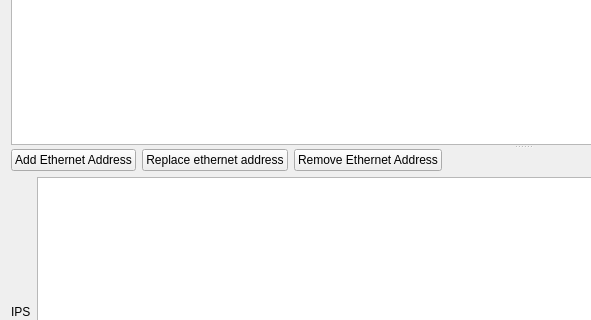
Old version of the form customers/PaneSettingsCustomers.ui in the repository icingerpower/common; both pictures show x 0 to 591 and y 164 to 484 of the 1046 by 621 pixel window.
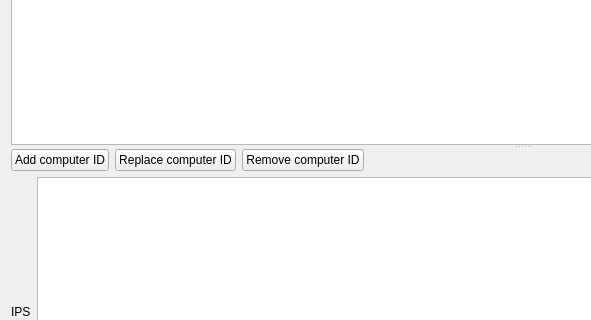
New version of the form.

Commit message: Now the ethernet address is replaced by a computer ID due to windews changing MAC addresses after each reboot.

```diff
--- a/customers/PaneSettingsCustomers.ui
+++ b/customers/PaneSettingsCustomers.ui
@@ -85,21 +85,21 @@
          <item>
           <widget class="QPushButton" name="buttonAddEthAddress">
            <property name="text">
-            <string>Add Ethernet Address</string>
+            <string>Add computer ID</string>
            </property>
           </widget>
          </item>
          <item>
           <widget class="QPushButton" name="buttonReplaceEthernetAddress">
            <property name="text">
-            <string>Replace ethernet address</string>
+            <string>Replace computer ID</string>
            </property>
           </widget>
          </item>
          <item>
           <widget class="QPushButton" name="buttonRemoveEthAddress">
            <property name="text">
-            <string>Remove Ethernet Address</string>
+            <string>Remove computer ID</string>
            </property>
           </widget>
          </item>
```
Left out of the diff: 6 changed lines with no effect on the pictures. The commit also changes 7 other files.
